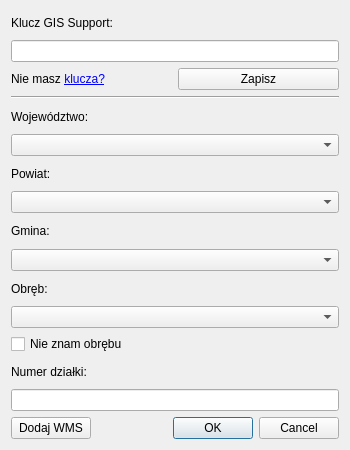
Before: the Qt Designer form search_lpis_module.ui in MarekChroszcz/qgis-lpis-plugin, drawn with Qt 5.
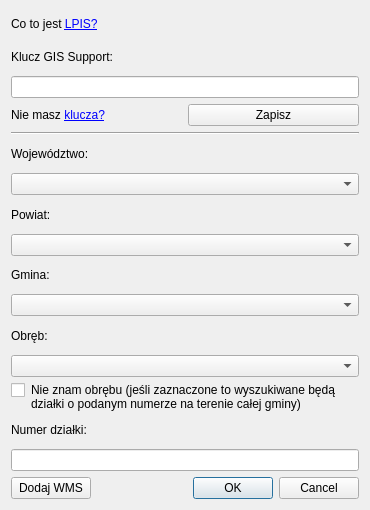
After: the same form once the commit is applied.

What changed in the file:
```diff
--- a/search_lpis_module.ui
+++ b/search_lpis_module.ui
@@ -9,14 +9,21 @@
    <rect>
     <x>0</x>
     <y>0</y>
-    <width>350</width>
-    <height>450</height>
+    <width>370</width>
+    <height>510</height>
    </rect>
   </property>
   <property name="windowTitle">
    <string>Wyszukiwarka LPIS</string>
   </property>
   <layout class="QVBoxLayout" name="verticalLayout">
+   <item>
+    <widget class="QLabel" name="label_7">
+     <property name="text">
+      <string>&lt;html&gt;&lt;head/&gt;&lt;body&gt;&lt;p&gt;Co to jest &lt;a href=&quot;http://gis-support.pl/co-to-jest-lpis/&quot;&gt;&lt;span style=&quot; text-decoration: underline; color:#0000ff;&quot;&gt;LPIS?&lt;/span&gt;&lt;/a&gt;&lt;/p&gt;&lt;/body&gt;&lt;/html&gt;</string>
+     </property>
+    </widget>
+   </item>
    <item>
     <widget class="QLabel" name="label_6">
      <property name="text">
@@ -106,11 +113,25 @@
     </widget>
    </item>
    <item>
+    <layout class="QFormLayout" name="formLayout">
+     <item row="0" column="0">
     <widget class="QCheckBox" name="skipO">
      <property name="text">
-      <string>Nie znam obrębu</string>
-     </property>
-    </widget>
+        <string/>
+       </property>
+      </widget>
+     </item>
+     <item row="0" column="1">
+      <widget class="QLabel" name="label_8">
+       <property name="text">
+        <string>Nie znam obrębu (jeśli zaznaczone to wyszukiwane będą działki o podanym numerze na terenie całej gminy)</string>
+       </property>
+       <property name="wordWrap">
+        <bool>true</bool>
+       </property>
+      </widget>
+     </item>
+    </layout>
    </item>
    <item>
     <widget class="QLabel" name="label_5">
```
Lines whose indentation alone changed are shown as unchanged.
